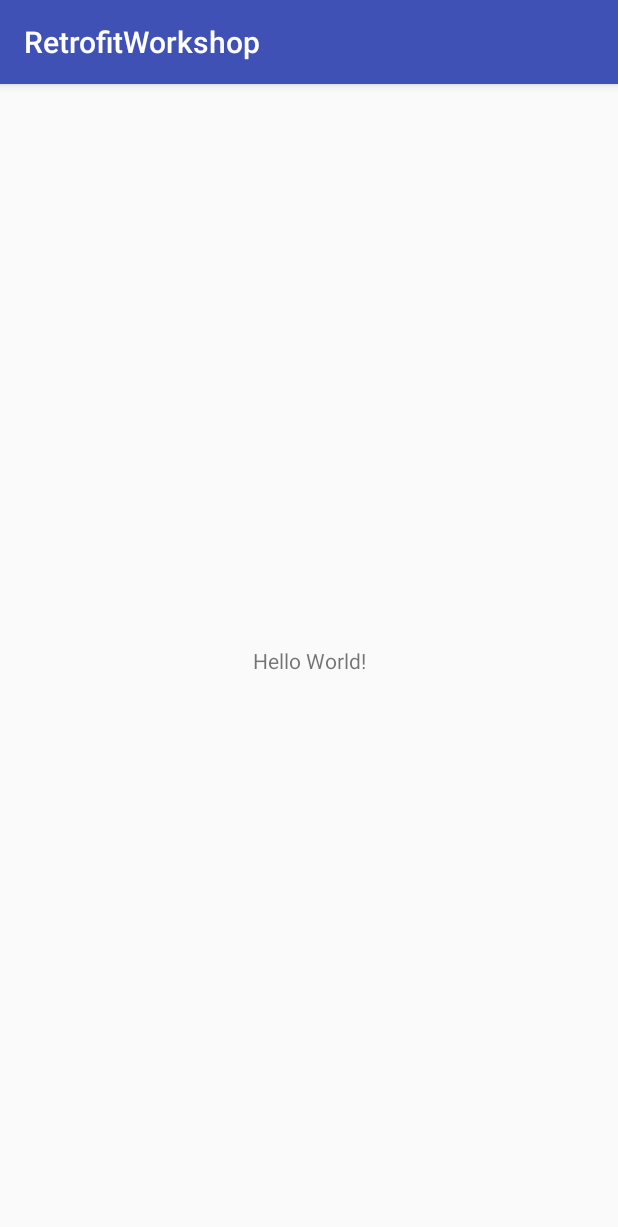
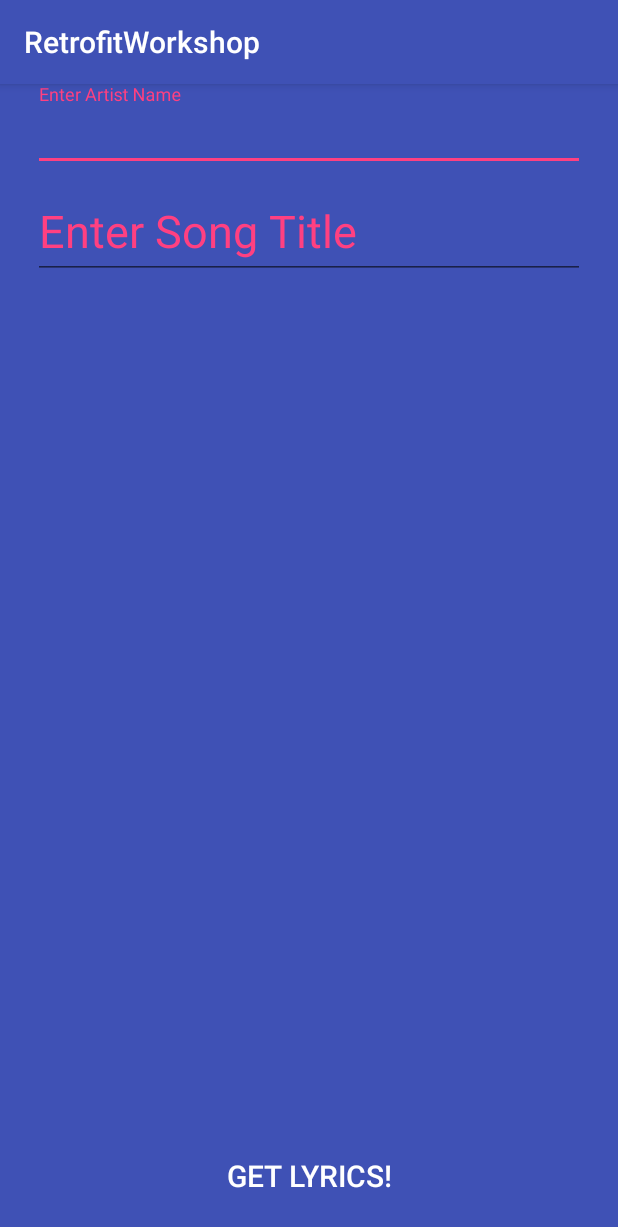
Before and after one commit to syoustra/RetrofitWorkshop, an Android app: the screen it shows after launch (MainActivity), on a phone screen of 412 x 824 dp. Shown: the top 1227 px of the screen. Run offline under Robolectric (Android 15) with nearby library versions, the phone set to English and light mode, and no system bars.

Commit message:
Initial commit

```diff
--- a/app/build.gradle
+++ b/app/build.gradle
@@ -32,4 +32,5 @@ dependencies {
     testImplementation 'junit:junit:4.12'
     androidTestImplementation 'com.android.support.test:runner:1.0.1'
     androidTestImplementation 'com.android.support.test.espresso:espresso-core:3.0.1'
+    implementation 'com.android.support:design:27.1.1'
 }
--- a/app/src/main/res/layout/activity_main.xml
+++ b/app/src/main/res/layout/activity_main.xml
@@ -4,15 +4,55 @@
     xmlns:tools="http://schemas.android.com/tools"
     android:layout_width="match_parent"
     android:layout_height="match_parent"
+    android:background="@color/colorPrimary"
     tools:context=".MainActivity">
 
-    <TextView
-        android:layout_width="wrap_content"
+    <android.support.design.widget.TextInputLayout
+        android:id="@+id/artist_layout"
+        android:layout_width="368dp"
+        android:layout_height="58dp"
+        android:textColorHint="@color/colorAccent"
+        app:layout_constraintBottom_toTopOf="@+id/song_layout"
+        app:layout_constraintEnd_toEndOf="parent"
+        app:layout_constraintStart_toStartOf="parent"
+        app:layout_constraintTop_toTopOf="parent">
+
+        <android.support.design.widget.TextInputEditText
+            android:id="@+id/input_artist_edittext"
+            android:layout_width="match_parent"
+            android:layout_height="wrap_content"
+            android:hint="Enter Artist Name"
+            android:singleLine="true"
+            android:textSize="30sp" />
+    </android.support.design.widget.TextInputLayout>
+
+    <android.support.design.widget.TextInputLayout
+        android:id="@+id/song_layout"
+        android:layout_width="368dp"
         android:layout_height="wrap_content"
-        android:text="Hello World!"
+        android:textColorHint="@color/colorAccent"
+        app:layout_constraintEnd_toEndOf="parent"
+        app:layout_constraintStart_toStartOf="parent"
+        app:layout_constraintTop_toBottomOf="@+id/artist_layout">
+
+        <android.support.design.widget.TextInputEditText
+            android:id="@+id/input_song_edittext"
+            android:layout_width="match_parent"
+            android:layout_height="wrap_content"
+            android:hint="Enter Song Title"
+            android:textSize="30sp" />
+    </android.support.design.widget.TextInputLayout>
+
+    <Button
+        android:id="@+id/submit_button"
+        android:layout_width="0dp"
+        android:layout_height="wrap_content"
+        android:layout_marginBottom="16dp"
+        android:background="@android:color/transparent"
+        android:text="Get Lyrics!"
+        android:textColor="@android:color/white"
+        android:textSize="20sp"
         app:layout_constraintBottom_toBottomOf="parent"
-        app:layout_constraintLeft_toLeftOf="parent"
-        app:layout_constraintRight_toRightOf="parent"
-        app:layout_constraintTop_toTopOf="parent" />
-
+        app:layout_constraintEnd_toEndOf="parent"
+        app:layout_constraintStart_toStartOf="parent" />
 </android.support.constraint.ConstraintLayout>
```
